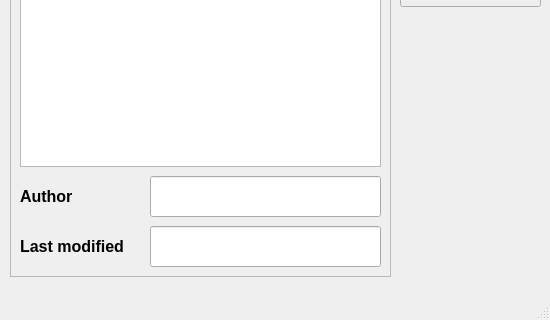
RafalDziegiel13k4/tech-int-project, file native-client/mainwindow.ui: the form before one commit; both pictures show x 0 to 550 and y 170 to 490 of the 550 by 490 pixel window.
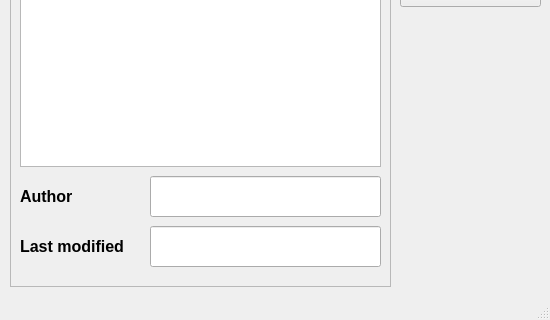
The form after the commit.

Commit message: Added ability to remove items from database

```diff
--- a/native-client/mainwindow.ui
+++ b/native-client/mainwindow.ui
@@ -38,7 +38,7 @@
       <x>10</x>
       <y>0</y>
       <width>381</width>
-      <height>411</height>
+      <height>421</height>
      </rect>
     </property>
     <property name="frameShape">
```
The commit also changes 2 other files.
